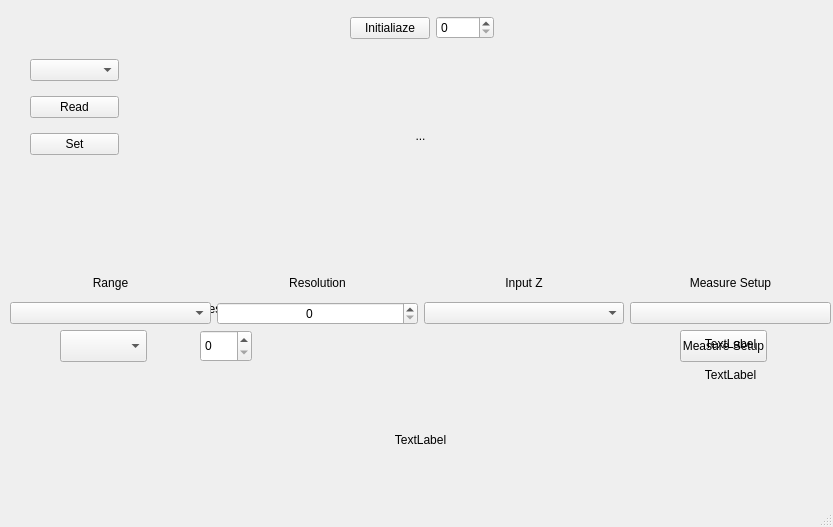
Before: the Qt Designer form ui/mainwindow.ui in is4rk/Fluke8588A-pyvisa, drawn with Qt 5.
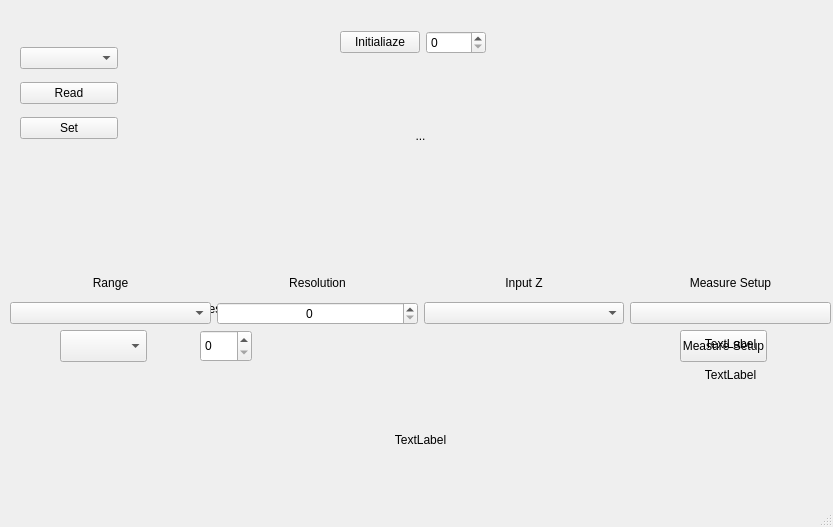
After: the same form once the commit is applied.

Commit message: fix(Ui Presenter): fixes instr_control exists logic, and padtes ui naming

The edit to the form file:
```diff
--- a/ui/mainwindow.ui
+++ b/ui/mainwindow.ui
@@ -244,16 +244,38 @@
      </item>
     </layout>
    </widget>
-   <widget class="QWidget" name="">
+   <widget class="QWidget" name="init_widget" native="true">
     <property name="geometry">
      <rect>
-      <x>30</x>
-      <y>50</y>
-      <width>89</width>
-      <height>114</height>
+      <x>340</x>
+      <y>20</y>
+      <width>146</width>
+      <height>45</height>
      </rect>
     </property>
-    <layout class="QVBoxLayout" name="main_settings_layout">
+    <layout class="QHBoxLayout" name="horizontalLayout">
+     <item>
+      <widget class="QPushButton" name="init_button">
+       <property name="text">
+        <string>Initialiaze</string>
+       </property>
+      </widget>
+     </item>
+     <item>
+      <widget class="QSpinBox" name="gpib_addr_spin"/>
+     </item>
+    </layout>
+   </widget>
+   <widget class="QWidget" name="mode_read_set_widget" native="true">
+    <property name="geometry">
+     <rect>
+      <x>20</x>
+      <y>40</y>
+      <width>98</width>
+      <height>108</height>
+     </rect>
+    </property>
+    <layout class="QVBoxLayout" name="verticalLayout">
      <item>
       <widget class="QComboBox" name="mode_combo"/>
      </item>
@@ -273,28 +295,20 @@
      </item>
     </layout>
    </widget>
-   <widget class="QWidget" name="">
-    <property name="geometry">
-     <rect>
-      <x>350</x>
-      <y>10</y>
-      <width>144</width>
-      <height>36</height>
-     </rect>
-    </property>
-    <layout class="QHBoxLayout" name="horizontalLayout">
-     <item>
-      <widget class="QPushButton" name="init_button">
-       <property name="text">
-        <string>Initialiaze</string>
-       </property>
-      </widget>
-     </item>
-     <item>
-      <widget class="QSpinBox" name="gpib_addr_spin"/>
-     </item>
-    </layout>
-   </widget>
+   <zorder>mode_read_set_widget</zorder>
+   <zorder>status_label</zorder>
+   <zorder>measure_display_label</zorder>
+   <zorder>dci_range_label</zorder>
+   <zorder>dci_range_combo</zorder>
+   <zorder>dci_res_label</zorder>
+   <zorder>dci_res_spin</zorder>
+   <zorder>dci_label_3</zorder>
+   <zorder>dci_label_4</zorder>
+   <zorder>dci_measure_setup_button</zorder>
+   <zorder>dcv_widget</zorder>
+   <zorder>layoutWidget</zorder>
+   <zorder>layoutWidget</zorder>
+   <zorder>init_widget</zorder>
   </widget>
   <widget class="QMenuBar" name="menubar">
    <property name="geometry">
```
Left out of the diff: 2 changed lines with no effect on the pictures. The commit also changes 2 other files.
